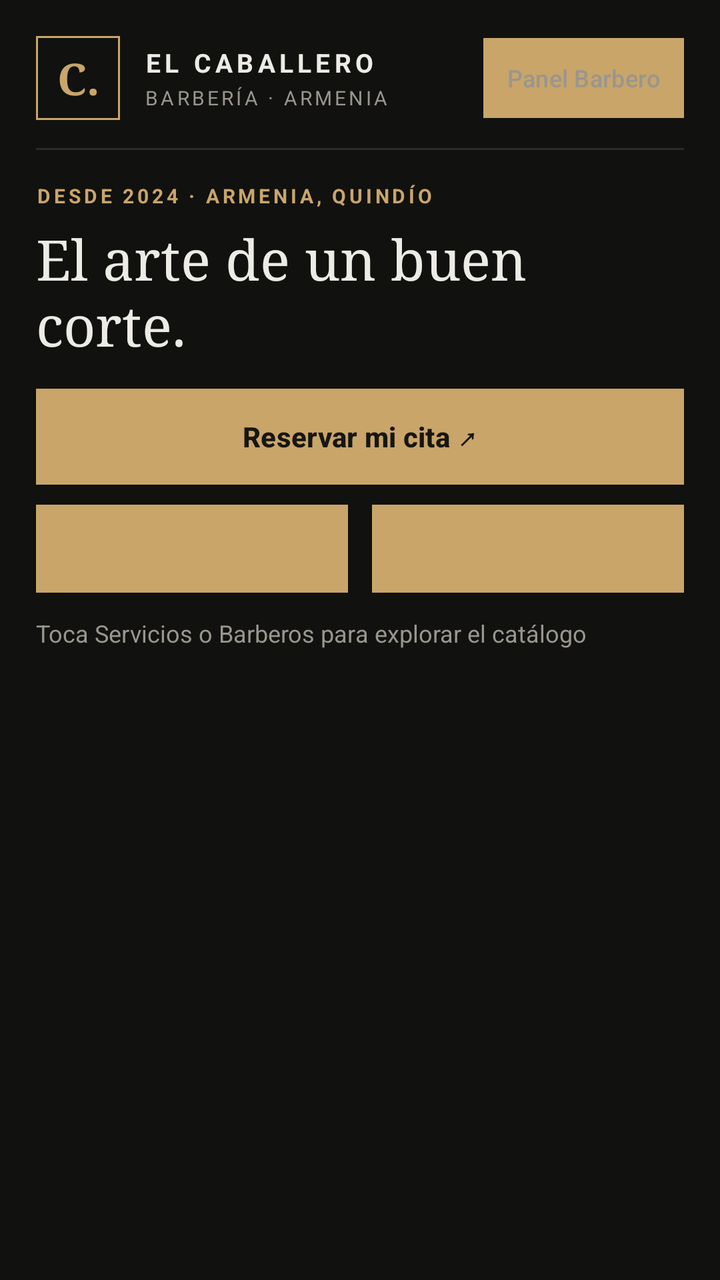
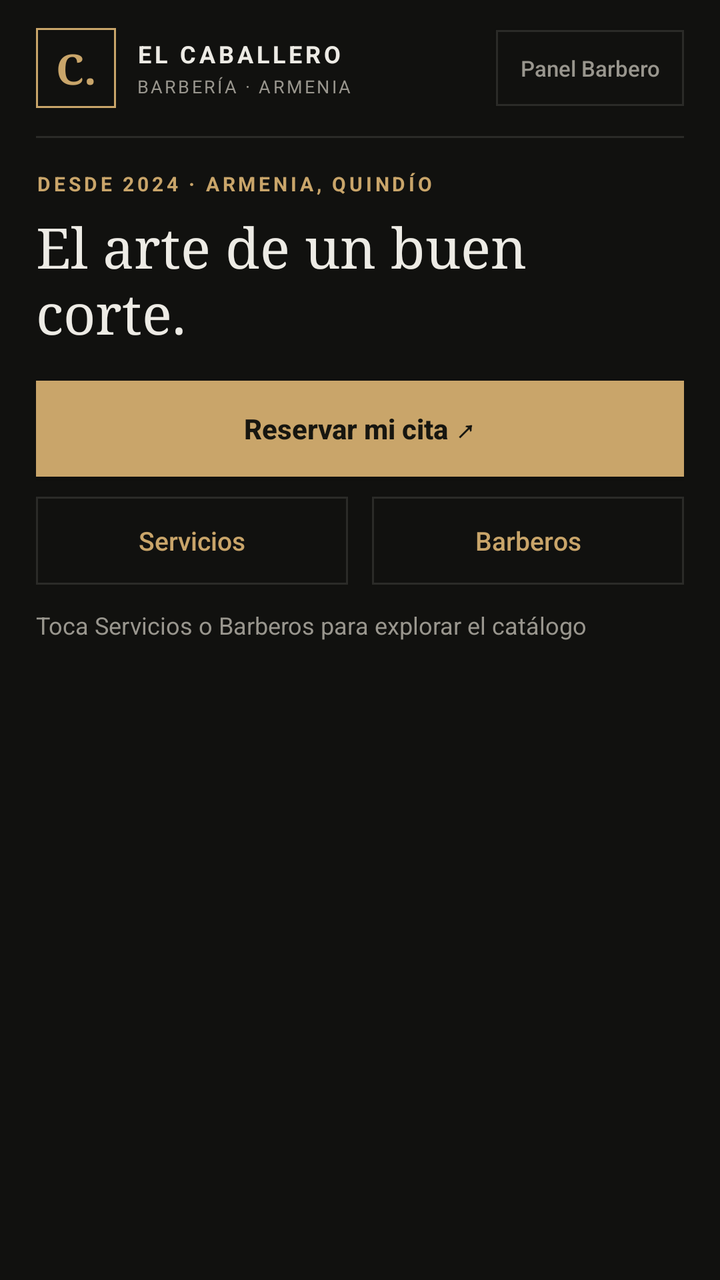

Before-and-after screenshots of an Android layout around one commit, followed by the original layout XML and the change that was made.
<!-- AndroidManifest.xml: application theme Theme.BarberiaElCaballero -->
<!-- res/layout/activity_main.xml -->
<?xml version="1.0" encoding="utf-8"?>
<LinearLayout xmlns:android="http://schemas.android.com/apk/res/android"
    android:layout_width="match_parent"
    android:layout_height="match_parent"
    android:background="@color/caballero_page"
    android:orientation="vertical"
    android:padding="18dp">

    
    <LinearLayout
        android:layout_width="match_parent"
        android:layout_height="wrap_content"
        android:gravity="center_vertical"
        android:orientation="horizontal"
        android:paddingBottom="14dp">

        <TextView
            android:layout_width="42dp"
            android:layout_height="42dp"
            android:background="@drawable/bg_brand_mark"
            android:fontFamily="serif"
            android:gravity="center"
            android:text="C."
            android:textColor="@color/caballero_gold"
            android:textSize="22sp"
            android:textStyle="bold" />

        <LinearLayout
            android:layout_width="0dp"
            android:layout_height="wrap_content"
            android:layout_marginStart="12dp"
            android:layout_weight="1"
            android:orientation="vertical">

            <TextView
                android:layout_width="wrap_content"
                android:layout_height="wrap_content"
                android:letterSpacing="0.16"
                android:text="EL CABALLERO"
                android:textColor="@color/caballero_text"
                android:textSize="13sp"
                android:textStyle="bold" />

            <TextView
                android:layout_width="wrap_content"
                android:layout_height="wrap_content"
                android:layout_marginTop="2dp"
                android:letterSpacing="0.14"
                android:text="BARBERÍA · ARMENIA"
                android:textColor="@color/caballero_muted"
                android:textSize="10sp" />
        </LinearLayout>

        <Button
            android:id="@+id/btnPanelAdmin"
            android:layout_width="wrap_content"
            android:layout_height="40dp"
            android:background="@drawable/bg_input_caballero"
            android:paddingHorizontal="12dp"
            android:text="Panel Barbero"
            android:textAllCaps="false"
            android:textColor="@color/caballero_muted"
            android:textSize="12sp" />
    </LinearLayout>

    <View
        android:layout_width="match_parent"
        android:layout_height="1dp"
        android:layout_marginBottom="16dp"
        android:background="@color/caballero_line" />

    <TextView
        android:layout_width="match_parent"
        android:layout_height="wrap_content"
        android:letterSpacing="0.16"
        android:text="DESDE 2024 · ARMENIA, QUINDÍO"
        android:textColor="@color/caballero_gold"
        android:textSize="10sp"
        android:textStyle="bold" />

    <TextView
        android:id="@+id/tvTitulo"
        android:layout_width="match_parent"
        android:layout_height="wrap_content"
        android:layout_marginTop="6dp"
        android:layout_marginBottom="14dp"
        android:fontFamily="serif"
        android:text="El arte de un buen corte."
        android:textColor="@color/caballero_text"
        android:textSize="28sp" />

    
    <Button
        android:id="@+id/btnIrAgendar"
        android:layout_width="match_parent"
        android:layout_height="48dp"
        android:layout_marginBottom="10dp"
        android:background="@drawable/bg_button_gold"
        android:text="Reservar mi cita ↗"
        android:textAllCaps="false"
        android:textColor="@color/caballero_dark_ink"
        android:textSize="14sp"
        android:textStyle="bold" />

    
    <LinearLayout
        android:layout_width="match_parent"
        android:layout_height="wrap_content"
        android:layout_marginBottom="12dp"
        android:orientation="horizontal">

        <Button
            android:id="@+id/btnCargarServicios"
            android:layout_width="0dp"
            android:layout_height="44dp"
            android:layout_marginEnd="6dp"
            android:layout_weight="1"
            android:background="@drawable/bg_input_caballero"
            android:text="Servicios"
            android:textAllCaps="false"
            android:textColor="@color/caballero_gold"
            android:textSize="13sp" />

        <Button
            android:id="@+id/btnCargarBarberos"
            android:layout_width="0dp"
            android:layout_height="44dp"
            android:layout_marginStart="6dp"
            android:layout_weight="1"
            android:background="@drawable/bg_input_caballero"
            android:text="Barberos"
            android:textAllCaps="false"
            android:textColor="@color/caballero_gold"
            android:textSize="13sp" />
    </LinearLayout>

    <TextView
        android:id="@+id/tvResultado"
        android:layout_width="match_parent"
        android:layout_height="wrap_content"
        android:layout_marginBottom="10dp"
        android:text="Toca Servicios o Barberos para explorar el catálogo"
        android:textColor="@color/caballero_muted"
        android:textSize="12sp" />

    <androidx.recyclerview.widget.RecyclerView
        android:id="@+id/rvServicios"
        android:layout_width="match_parent"
        android:layout_height="0dp"
        android:layout_weight="1" />

</LinearLayout>
<!-- resources referenced by this layout -->
<resources>
  <color name="caballero_dark_ink">#171610</color>
  <color name="caballero_gold">#C9A56A</color>
  <color name="caballero_line">#2B2B28</color>
  <color name="caballero_muted">#99968E</color>
  <color name="caballero_page">#11110F</color>
  <color name="caballero_text">#EDEBE5</color>
  <!-- drawable bg_brand_mark (drawable) -->
  <?xml version="1.0" encoding="utf-8"?>
  <shape xmlns:android="http://schemas.android.com/apk/res/android" android:shape="rectangle">
      <solid android:color="@color/caballero_page" />
      <stroke android:width="1dp" android:color="@color/caballero_gold" />
  </shape>
  <!-- drawable bg_button_gold (drawable) -->
  <?xml version="1.0" encoding="utf-8"?>
  <shape xmlns:android="http://schemas.android.com/apk/res/android" android:shape="rectangle">
      <solid android:color="@color/caballero_gold" />
  </shape>
  <!-- drawable bg_input_caballero (drawable) -->
  <?xml version="1.0" encoding="utf-8"?>
  <shape xmlns:android="http://schemas.android.com/apk/res/android" android:shape="rectangle">
      <solid android:color="@color/caballero_page" />
      <stroke android:width="1dp" android:color="@color/caballero_line" />
  </shape>
  <style name="Theme.BarberiaElCaballero" parent="Base.Theme.BarberiaElCaballero" />
  <style name="Base.Theme.BarberiaElCaballero" parent="Theme.Material3.DayNight.NoActionBar">
          <item name="colorPrimary">@color/caballero_gold</item>
          <item name="colorOnPrimary">@color/caballero_dark_ink</item>
          <item name="colorSecondary">@color/caballero_gold_strong</item>
          <item name="android:windowBackground">@color/caballero_page</item>
          <item name="android:statusBarColor">@color/caballero_page</item>
          <item name="android:navigationBarColor">@color/caballero_page</item>
          <item name="android:textColorPrimary">@color/caballero_text</item>
          <item name="android:textColorSecondary">@color/caballero_muted</item>
      </style>
  <color name="caballero_gold_strong">#D9B779</color>
</resources>

<!-- the commit's change to res/layout/activity_main.xml (unified diff, before → after) -->
@@ -3,8 +3,11 @@
     android:layout_width="match_parent"
     android:layout_height="match_parent"
     android:background="@color/caballero_page"
+    android:fitsSystemWindows="true"
     android:orientation="vertical"
-    android:padding="18dp">
+    android:paddingHorizontal="18dp"
+    android:paddingTop="14dp"
+    android:paddingBottom="16dp">
 
     
     <LinearLayout
@@ -15,52 +18,53 @@
         android:paddingBottom="14dp">
 
         <TextView
-            android:layout_width="42dp"
-            android:layout_height="42dp"
+            android:layout_width="40dp"
+            android:layout_height="40dp"
             android:background="@drawable/bg_brand_mark"
             android:fontFamily="serif"
             android:gravity="center"
             android:text="C."
             android:textColor="@color/caballero_gold"
-            android:textSize="22sp"
+            android:textSize="21sp"
             android:textStyle="bold" />
 
         <LinearLayout
             android:layout_width="0dp"
             android:layout_height="wrap_content"
-            android:layout_marginStart="12dp"
+            android:layout_marginStart="10dp"
             android:layout_weight="1"
             android:orientation="vertical">
 
             <TextView
                 android:layout_width="wrap_content"
                 android:layout_height="wrap_content"
-                android:letterSpacing="0.16"
+                android:letterSpacing="0.14"
                 android:text="EL CABALLERO"
                 android:textColor="@color/caballero_text"
-                android:textSize="13sp"
+                android:textSize="12sp"
                 android:textStyle="bold" />
 
             <TextView
                 android:layout_width="wrap_content"
                 android:layout_height="wrap_content"
                 android:layout_marginTop="2dp"
-                android:letterSpacing="0.14"
+                android:letterSpacing="0.12"
                 android:text="BARBERÍA · ARMENIA"
                 android:textColor="@color/caballero_muted"
-                android:textSize="10sp" />
+                android:textSize="9sp" />
         </LinearLayout>
 
-        <Button
+        <androidx.appcompat.widget.AppCompatButton
             android:id="@+id/btnPanelAdmin"
             android:layout_width="wrap_content"
-            android:layout_height="40dp"
+            android:layout_height="38dp"
             android:background="@drawable/bg_input_caballero"
+            android:minWidth="0dp"
             android:paddingHorizontal="12dp"
             android:text="Panel Barbero"
             android:textAllCaps="false"
             android:textColor="@color/caballero_muted"
-            android:textSize="12sp" />
+            android:textSize="11sp" />
     </LinearLayout>
 
     <View
@@ -83,14 +87,14 @@
         android:layout_width="match_parent"
         android:layout_height="wrap_content"
         android:layout_marginTop="6dp"
-        android:layout_marginBottom="14dp"
+        android:layout_marginBottom="16dp"
         android:fontFamily="serif"
         android:text="El arte de un buen corte."
         android:textColor="@color/caballero_text"
         android:textSize="28sp" />
 
     
-    <Button
+    <androidx.appcompat.widget.AppCompatButton
         android:id="@+id/btnIrAgendar"
         android:layout_width="match_parent"
         android:layout_height="48dp"
@@ -109,7 +113,7 @@
         android:layout_marginBottom="12dp"
         android:orientation="horizontal">
 
-        <Button
+        <androidx.appcompat.widget.AppCompatButton
             android:id="@+id/btnCargarServicios"
             android:layout_width="0dp"
             android:layout_height="44dp"
@@ -121,7 +125,7 @@
             android:textColor="@color/caballero_gold"
             android:textSize="13sp" />
 
-        <Button
+        <androidx.appcompat.widget.AppCompatButton
             android:id="@+id/btnCargarBarberos"
             android:layout_width="0dp"
             android:layout_height="44dp"
<!-- resource entries referenced after the edit -->
@@ -33,6 +33,7 @@
           <item name="android:navigationBarColor">@color/caballero_page</item>
           <item name="android:textColorPrimary">@color/caballero_text</item>
           <item name="android:textColorSecondary">@color/caballero_muted</item>
+          <item name="android:fitsSystemWindows">true</item>
       </style>
   <color name="caballero_gold_strong">#D9B779</color>
 </resources>
